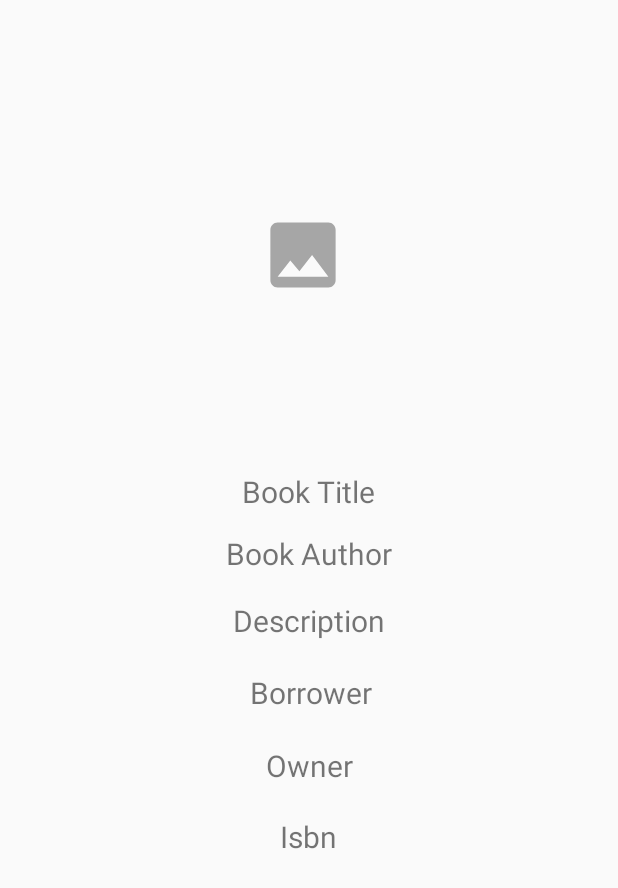
After one commit to CMPUT301F20T11/Cloud8, an Android app: the ViewBookActivity screen opened directly, with no data from a screen before it, on a phone screen of 412 x 824 dp. The commit adds this screen. Shown: the top 888 px of the screen. Run offline under Robolectric (Android 15) with nearby library versions, the phone set to English and light mode, and no system bars; our stand-ins replace Firebase (no records; nobody signed in at launch, a user with empty details on screens opened directly); 1 statement that could not run was skipped.

Commit message:
created view book activity and also added a new getBookQuery method to fetch a single book

```diff
--- a/app/src/main/AndroidManifest.xml
+++ b/app/src/main/AndroidManifest.xml
@@ -35,7 +35,7 @@
         <activity android:name=".ui.SignUpActivity" />
         <activity android:name=".ui.SetGeoActivity" />
         <activity android:name=".ui.HomeActivity" />
-
+        <activity android:name=".ui.ViewBookActivity"/>
         <activity
             android:name=".ui.AddBookActivity"
             android:parentActivityName=".ui.HomeActivity" />
--- a/app/src/main/java/com/example/booktracker/boundary/AddBookQuery.java
+++ b/app/src/main/java/com/example/booktracker/boundary/AddBookQuery.java
@@ -55,6 +55,7 @@ public class AddBookQuery extends BookQuery{
      */
     private HashMap<String,Object> getData(Book newBook){
         HashMap<String,Object> data = new HashMap<String,Object>();
+        data.put("isbn",newBook.getIsbn());
         data.put("title",newBook.getTitle());
         data.put("owner",newBook.getOwner());
         data.put("borrower",newBook.getBorrower());
--- a/app/src/main/java/com/example/booktracker/boundary/BookQuery.java
+++ b/app/src/main/java/com/example/booktracker/boundary/BookQuery.java
@@ -6,7 +6,7 @@ import com.google.firebase.firestore.FirebaseFirestore;
 
 public abstract class BookQuery {
     protected DocumentReference userDoc;
-    private FirebaseFirestore db;
+    protected FirebaseFirestore db;
     protected String email;
     /**
      * constructor will connect to database and initialized document pertaining to user
@@ -18,4 +18,7 @@ public abstract class BookQuery {
         db = FirebaseFirestore.getInstance();
         userDoc = db.collection("users").document(userEmail);
     }
+    public BookQuery(){
+        db = FirebaseFirestore.getInstance();
+    }
 }
--- a/app/src/main/java/com/example/booktracker/boundary/GetBookQuery.java
+++ b/app/src/main/java/com/example/booktracker/boundary/GetBookQuery.java
@@ -1,5 +1,6 @@
 package com.example.booktracker.boundary;
 
+import android.app.Activity;
 import android.content.Context;
 import android.net.Uri;
 import android.util.Log;
@@ -7,46 +8,62 @@ import android.widget.ListView;
 
 import androidx.annotation.NonNull;
 
+import com.example.booktracker.control.Callback;
 import com.example.booktracker.entities.Book;
 import com.example.booktracker.entities.BookCollection;
 import com.example.booktracker.ui.ScanFragment;
 import com.google.android.gms.tasks.OnCompleteListener;
 import com.google.android.gms.tasks.Task;
 import com.google.firebase.firestore.DocumentSnapshot;
+import com.google.firebase.firestore.FieldPath;
 import com.google.firebase.firestore.QueryDocumentSnapshot;
 import com.google.firebase.firestore.QuerySnapshot;
 
 import java.util.ArrayList;
 import java.util.HashMap;
 import java.util.List;
+import java.util.Objects;
 import java.util.concurrent.CountDownLatch;
 
 import static android.content.ContentValues.TAG;
 
-public class GetBookQuery extends BookQuery{
+public class GetBookQuery extends BookQuery {
     private ArrayList<Book> outputBooks = new ArrayList();
     private Book output;
     private CountDownLatch done = new CountDownLatch(1);
     private boolean isDone = false;
     private BookCollection bookList;
     private Context context;
+
     /**
      * This will call its parent constructore from BookQuery
+     *
      * @param userEmail
      * @param argBookList Book collectoin containing listView
      */
-    public GetBookQuery(String userEmail,BookCollection argBookList,Context argContext){
+    public GetBookQuery(String userEmail, BookCollection argBookList, Context argContext) {
         super(userEmail);
         bookList = argBookList;
         context = argContext;
     }
 
     /**
+     * This constructor will be used for querying a single book
+     *
+     * @param argContext
+     */
+    public GetBookQuery(Context argContext) {
+        super();
+        context = argContext;
+    }
+
+    /**
      * This will query the data base and use the initialize a Book Collection object which
      * modifies the listView
+     *
      * @throws RuntimeException
      */
-    public void getMyBooks() throws RuntimeException{
+    public void getMyBooks() throws RuntimeException {
         userDoc.collection("myBooks")
                 .get()
                 .addOnCompleteListener(new OnCompleteListener<QuerySnapshot>() {
@@ -56,15 +73,15 @@ public class GetBookQuery extends BookQuery{
                             outputBooks = new ArrayList<Book>();//
                             for (QueryDocumentSnapshot document : task.getResult()) {
                                 //Book(String argOwner, List<String>argAuthor, String argTitle, int argIsbn, String argDesc)
-                                List<String> authors = ( List<String>) document.get("author");
-                                Book book = new Book((String) document.get("owner"),authors, (String) document.get("title"),document.getId(),(String) document.get("description"));
-                                if (document.get("image_uri") != null){
+                                List<String> authors = (List<String>) document.get("author");
+                                Book book = new Book((String) document.get("owner"), authors, (String) document.get("title"), document.getId(), (String) document.get("description"));
+                                if (document.get("image_uri") != null) {
                                     Uri imageUri = Uri.parse((String) document.get("image_uri"));
                                     book.setUri(imageUri.toString());
                                 }
                                 outputBooks.add(book);
                             }
-                            if (outputBooks.size() > 0){
+                            if (outputBooks.size() > 0) {
                                 bookList.setBookList(outputBooks);
                                 bookList.displayBooks();
                             }
@@ -76,13 +93,15 @@ public class GetBookQuery extends BookQuery{
                     }
                 });
     }
+
     /**
      * This will query the data base and use the initialize a Book Collection object which
      * modifies the listView. A category is specified to get specific list of books.
+     *
      * @param category this will be the id of the collection of books in the user document
      * @throws RuntimeException
      */
-    public void getMyBooks(String category) throws RuntimeException{
+    public void getMyBooks(String category) throws RuntimeException {
         userDoc.collection(category)
                 .get()
                 .addOnCompleteListener(new OnCompleteListener<QuerySnapshot>() {
@@ -92,15 +111,15 @@ public class GetBookQuery extends BookQuery{
                             outputBooks = new ArrayList<Book>();
                             for (QueryDocumentSnapshot document : task.getResult()) {
                                 //Book(String argOwner, List<String>argAuthor, String argTitle, int argIsbn, String argDesc)
-                                List<String> authors = ( List<String>) document.get("author");
-                                Book book = new Book((String) document.get("owner"),authors, (String) document.get("title"),document.getId(),(String) document.get("description"));
-                                if (document.get("image uri") != null){
+                                List<String> authors = (List<String>) document.get("author");
+                                Book book = new Book((String) document.get("owner"), authors, (String) document.get("title"), document.getId(), (String) document.get("description"));
+                                if (document.get("image uri") != null) {
                                     Uri imageUri = Uri.parse((String) document.get("image_uri"));
                                     book.setUri(imageUri.toString());
                                 }
                                 outputBooks.add(book);
                             }
-                            if (outputBooks.size() > 0){
+                            if (outputBooks.size() > 0) {
                                 bookList.setBookList(outputBooks);
                                 bookList.displayBooks();
                             }
@@ -115,30 +134,35 @@ public class GetBookQuery extends BookQuery{
 
     /**
      * This will fill up the contents of an empty book by querying firestore for a book
+     *
      * @param isbn
      * @param emptyBook
      */
-    public void getABook(String isbn, Book emptyBook, ScanFragment activity){
-        userDoc.collection("myBooks")
-                .document(isbn)
+    public void getABook(String isbn, Book emptyBook, Callback callback) {
+        db.collectionGroup("myBooks").whereEqualTo("isbn", isbn.trim())
                 .get()
-                .addOnCompleteListener(new OnCompleteListener<DocumentSnapshot>() {
+                .addOnCompleteListener(new OnCompleteListener<QuerySnapshot>() {
                     @Override
-                    public void onComplete(@NonNull Task<DocumentSnapshot> task) {
-                        if (task.isSuccessful()){
-                            DocumentSnapshot res = task.getResult();
-                            if (res != null){
-                                if (res.get("image_uri") != null){
+                    public void onComplete(@NonNull Task<QuerySnapshot> task) {
+                        System.out.println(task.getResult().size());
+                        if (task.isSuccessful()) {
+                            List<DocumentSnapshot> list = Objects.requireNonNull(task.getResult()).getDocuments();
+                            if (list.size() > 0) {
+                                DocumentSnapshot res = list.get(0);
+                                if (res != null) {
+                                    if (res.get("image_uri") != null) {
                                         Uri imageUri = Uri.parse((String) res.get("image_uri"));
                                         emptyBook.setUri(imageUri.toString());
                                     }
-                                List<String> authors = ( List<String>) res.get("author");
+
+                                    List<String> authors = (List<String>) res.get("author");
                                     emptyBook.setAuthor(authors);
                                     emptyBook.setIsbn(isbn);
                                     emptyBook.setTitle((String) res.get("title"));
                                     emptyBook.setOwner((String) res.get("owner"));
                                     emptyBook.setDescription((String) res.get("description"));
-                                activity.displayDescription();
+                                    callback.updateUi();
+                                }
                             }
                         }
                     }
--- /dev/null
+++ b/app/src/main/java/com/example/booktracker/control/Callback.java
@@ -0,0 +1,8 @@
+package com.example.booktracker.control;
+
+public interface Callback {
+    /**
+     * updateUi will udpate the ui of the the activity that requested a query
+     */
+    void updateUi();
+}
--- a/app/src/main/java/com/example/booktracker/entities/Book.java
+++ b/app/src/main/java/com/example/booktracker/entities/Book.java
@@ -21,6 +21,18 @@ public class Book implements Serializable {
     private String borrower;
     //======================
     private String status;
+
+    /**
+     * contructor for initializing an empty book
+     */
+    public Book(){
+        this.title = "";
+        this.isbn = "";
+        this.description = "";
+        this.owner = "";
+        this.status = "";
+        this.borrower = null;
+    }
     /**
      * Constructor for books with a description
      * @param argOwner
--- a/app/src/main/java/com/example/booktracker/ui/MyBooksFragment.java
+++ b/app/src/main/java/com/example/booktracker/ui/MyBooksFragment.java
@@ -55,6 +55,8 @@ public class MyBooksFragment extends Fragment{
 
         setSelectListener();
         setDeleteListener();
+        setViewListener();
+
         //=============execute async operation=======
         //books will be displayed after async operation is done
         getQuery.getMyBooks();
@@ -90,6 +92,19 @@ public class MyBooksFragment extends Fragment{
             }
         });
         return view;
+    }
+    private void setViewListener(){
+        Button viewBookBtn = (Button) view.findViewById(R.id.view_book_button);
+        viewBookBtn.setOnClickListener(new View.OnClickListener() {
+            @Override
+            public void onClick(View view) {
+                if (selected_book != null){
+                    Intent intent = new Intent(view.getContext(), ViewBookActivity.class);
+                    intent.putExtra(EXTRA_MESSAGE,selected_book.getIsbn());
+                    startActivity(intent);
+                }
+            }
+        });
     }
     /**
      * Set the callback function to be executed when a book need to be deleted
--- a/app/src/main/java/com/example/booktracker/ui/ScanActivity.java
+++ b/app/src/main/java/com/example/booktracker/ui/ScanActivity.java
@@ -25,7 +25,6 @@ public class ScanActivity extends AppCompatActivity {
         super.onCreate(savedInstanceState);
         //setContentView(R.layout.activity_scan);
         scanCode();
-        finish();
     }
 
     /**
--- /dev/null
+++ b/app/src/main/java/com/example/booktracker/ui/ViewBookActivity.java
@@ -0,0 +1,78 @@
+package com.example.booktracker.ui;
+
+import android.os.Bundle;
+import android.os.PersistableBundle;
+import android.widget.TextView;
+
+import androidx.annotation.Nullable;
+import androidx.appcompat.app.AppCompatActivity;
+
+import com.example.booktracker.R;
+import com.example.booktracker.boundary.BookQuery;
+import com.example.booktracker.boundary.GetBookQuery;
+import com.example.booktracker.control.Callback;
+import com.example.booktracker.entities.Book;
+
+import static android.provider.AlarmClock.EXTRA_MESSAGE;
+
+public class ViewBookActivity extends AppCompatActivity implements Callback {
+    private String isbn;
+    private Book emptyBook;
+
+    //=========Text Views================
+    private TextView isbnView;
+    private TextView ownerView;
+    private TextView borrowerView;
+    private TextView descView;
+    private TextView titleView;
+    private TextView authorView;
+    //===================================
+    @Override
+    protected void onCreate(Bundle savedInstanceState) {
+        super.onCreate(savedInstanceState);
+        setContentView(R.layout.activity_viewbook);
+        //need to pass the isbn to this activity in order to display a book
+        isbn = getIntent().getStringExtra(EXTRA_MESSAGE);
+        System.out.println(isbn);
+        emptyBook = new Book();
+        setTextViews();
+
+        //==============query database for a book==============
+        GetBookQuery query = new GetBookQuery(this);
+        query.getABook(isbn,emptyBook,this);
+        //=====================================================
+    }
+
+    /**
+     * Helper method to set the references for the text views
+     */
+    private void setTextViews(){
+        isbnView = findViewById(R.id.viewbook_isbn);
+        ownerView = findViewById(R.id.viewbook_owner);
+        borrowerView = findViewById(R.id.viewbook_borrower);
+        descView = findViewById(R.id.viewbook_desc);
+        titleView = findViewById(R.id.viewbook_title);
+        authorView = findViewById(R.id.viewbook_author);
+    }
+
+    /**
+     * Helper method to set the contents of the text views to the contents of the book
+     * @param book
+     */
+    private void updateTextViews(Book book){
+        //uses the first author
+        isbnView.setText(isbn);
+        ownerView.setText(book.getOwner());
+        borrowerView.setText(book.getBorrower());
+        descView.setText(book.getDescription());
+        titleView.setText(book.getTitle());
+        authorView.setText(book.getAuthor().get(0));
+    }
+
+    /**
+     * This method will be called by the query
+     */
+    public void updateUi(){
+        updateTextViews(emptyBook);
+    }
+}
--- /dev/null
+++ b/app/src/main/res/layout/activity_viewbook.xml
@@ -0,0 +1,99 @@
+<?xml version="1.0" encoding="utf-8"?>
+<androidx.constraintlayout.widget.ConstraintLayout xmlns:android="http://schemas.android.com/apk/res/android"
+    xmlns:app="http://schemas.android.com/apk/res-auto"
+    xmlns:tools="http://schemas.android.com/tools"
+    android:id="@+id/linearLayout"
+    android:layout_width="match_parent"
+    android:layout_height="match_parent"
+    android:orientation="vertical">
+
+
+    <TextView
+        android:id="@+id/viewbook_isbn"
+        android:layout_width="411dp"
+        android:layout_height="36dp"
+        android:layout_marginTop="540dp"
+        android:gravity="center"
+        android:text="Isbn"
+        android:textSize="20dp"
+        app:layout_constraintEnd_toEndOf="parent"
+        app:layout_constraintHorizontal_bias="0.497"
+        app:layout_constraintStart_toStartOf="parent"
+        app:layout_constraintTop_toTopOf="parent" />
+
+    <TextView
+        android:id="@+id/viewbook_owner"
+        android:layout_width="401dp"
+        android:layout_height="37dp"
+        android:layout_marginTop="492dp"
+        android:gravity="center"
+        android:text="Owner"
+        android:textSize="20dp"
+        app:layout_constraintEnd_toEndOf="parent"
+        app:layout_constraintHorizontal_bias="0.497"
+        app:layout_constraintStart_toStartOf="parent"
+        app:layout_constraintTop_toTopOf="parent" />
+
+    <TextView
+        android:id="@+id/viewbook_borrower"
+        android:layout_width="405dp"
+        android:layout_height="43dp"
+        android:layout_marginTop="440dp"
+        android:gravity="center"
+        android:text="Borrower"
+        android:textSize="20dp"
+        app:layout_constraintEnd_toEndOf="parent"
+        app:layout_constraintHorizontal_bias="0.615"
+        app:layout_constraintStart_toStartOf="parent"
+        app:layout_constraintTop_toTopOf="parent" />
+
+    <TextView
+        android:id="@+id/viewbook_desc"
+        android:layout_width="405dp"
+        android:layout_height="36dp"
+        android:layout_marginTop="396dp"
+        android:gravity="center"
+        android:text="Description"
+        android:textSize="20dp"
+        app:layout_constraintEnd_toEndOf="parent"
+        app:layout_constraintHorizontal_bias="0.497"
+        app:layout_constraintStart_toStartOf="parent"
+        app:layout_constraintTop_toTopOf="parent" />
+
+    <TextView
+        android:id="@+id/viewbook_title"
+        android:layout_width="407dp"
+        android:layout_height="32dp"
+        android:layout_marginTop="312dp"
+        android:gravity="center"
+        android:text="Book Title"
+        android:textSize="20dp"
+        app:layout_constraintEnd_toEndOf="parent"
+        app:layout_constraintHorizontal_bias="0.498"
+        app:layout_constraintStart_toStartOf="parent"
+        app:layout_constraintTop_toTopOf="parent" />
+
+    <ImageView
+        android:id="@+id/viewbook_image"
+        android:layout_width="0dp"
+        android:layout_height="100dp"
+        android:layout_marginStart="148dp"
+        android:layout_marginTop="120dp"
+        app:layout_constraintStart_toStartOf="parent"
+        app:layout_constraintTop_toTopOf="parent"
+        app:srcCompat="@drawable/ic_stock_book_photo_foreground" />
+
+    <TextView
+        android:id="@+id/viewbook_author"
+        android:layout_width="406dp"
+        android:layout_height="34dp"
+        android:layout_marginTop="352dp"
+        android:gravity="center"
+        android:text="Book Author"
+        android:textSize="20dp"
+        app:layout_constraintEnd_toEndOf="parent"
+        app:layout_constraintHorizontal_bias="0.497"
+        app:layout_constraintStart_toStartOf="parent"
+        app:layout_constraintTop_toTopOf="parent" />
+
+</androidx.constraintlayout.widget.ConstraintLayout>
--- a/app/src/main/res/layout/fragment_my_books.xml
+++ b/app/src/main/res/layout/fragment_my_books.xml
@@ -49,5 +49,11 @@
             android:layout_height="wrap_content"
             android:layout_weight="1"
             android:text="Delete" />
+        <Button
+            android:id="@+id/view_book_button"
+            android:layout_width="wrap_content"
+            android:layout_height="wrap_content"
+            android:layout_weight="1"
+            android:text="View" />
     </LinearLayout>
 </RelativeLayout>
```
Also changed, not shown: 1 other file. Lines whose indentation alone changed are shown as unchanged.
